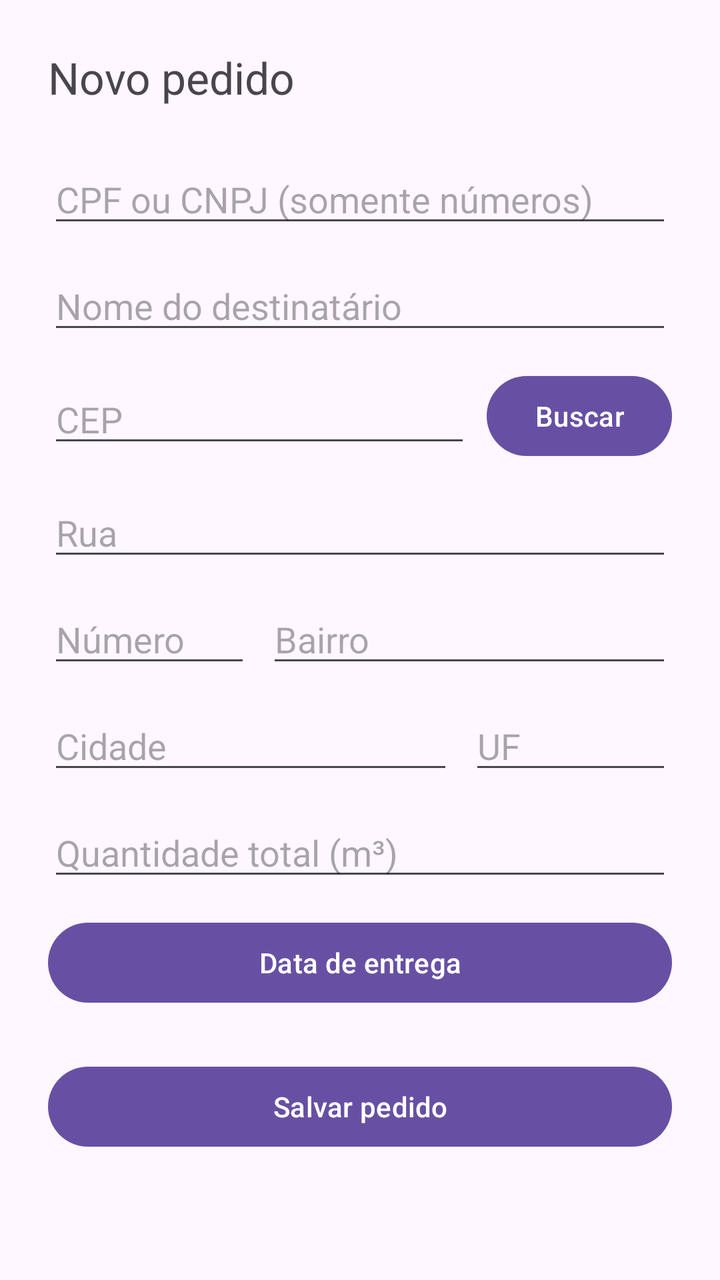
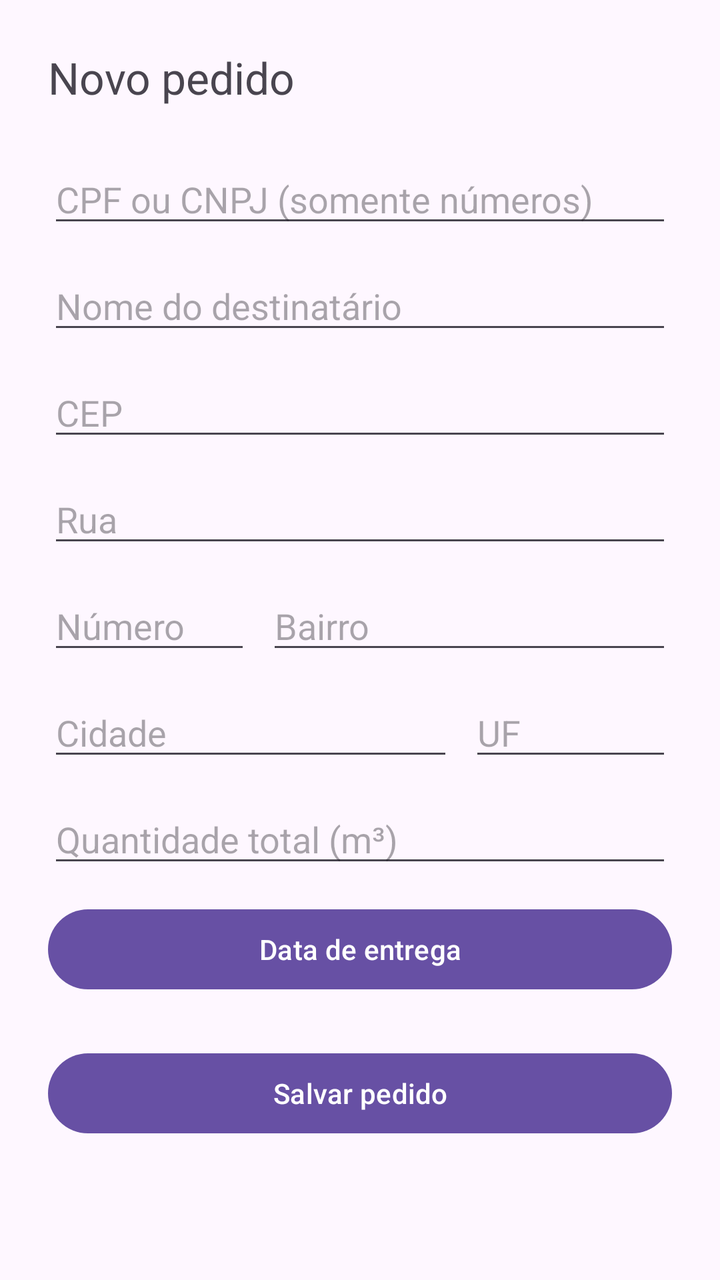

The first picture is an Android layout as it rendered before a commit; the second is the same layout after the commit. The layout source and the unified diff follow.
<!-- AndroidManifest.xml: application theme Theme.Gerencial -->
<!-- res/layout/activity_novo_pedido.xml -->
<?xml version="1.0" encoding="utf-8"?>
<ScrollView xmlns:android="http://schemas.android.com/apk/res/android"
    android:layout_width="match_parent"
    android:layout_height="match_parent">

    <LinearLayout
        android:layout_width="match_parent"
        android:layout_height="wrap_content"
        android:orientation="vertical"
        android:padding="24dp">

        <TextView
            android:layout_width="wrap_content"
            android:layout_height="wrap_content"
            android:text="@string/novo_pedido_titulo"
            android:textSize="22sp"
            android:layout_marginBottom="24dp" />

        <EditText
            android:id="@+id/editDocumento"
            android:layout_width="match_parent"
            android:layout_height="wrap_content"
            android:hint="@string/novo_pedido_hint_documento"
            android:inputType="number"
            android:maxLength="18" />

        <EditText
            android:id="@+id/editNome"
            android:layout_width="match_parent"
            android:layout_height="wrap_content"
            android:layout_marginTop="12dp"
            android:hint="@string/novo_pedido_hint_nome"
            android:inputType="textPersonName|textCapWords" />

        <LinearLayout
            android:layout_width="match_parent"
            android:layout_height="wrap_content"
            android:orientation="horizontal"
            android:layout_marginTop="12dp"
            android:gravity="center_vertical">

            <EditText
                android:id="@+id/editCep"
                android:layout_width="0dp"
                android:layout_height="wrap_content"
                android:layout_weight="1"
                android:hint="@string/novo_pedido_hint_cep"
                android:inputType="number"
                android:maxLength="8" />

            <Button
                android:id="@+id/botaoBuscarCep"
                android:layout_width="wrap_content"
                android:layout_height="wrap_content"
                android:layout_marginStart="8dp"
                android:text="@string/novo_pedido_botao_buscar_cep" />
        </LinearLayout>

        <ProgressBar
            android:id="@+id/progressoCep"
            android:layout_width="wrap_content"
            android:layout_height="wrap_content"
            android:layout_marginTop="8dp"
            android:visibility="gone" />

        <EditText
            android:id="@+id/editRua"
            android:layout_width="match_parent"
            android:layout_height="wrap_content"
            android:layout_marginTop="12dp"
            android:hint="@string/novo_pedido_hint_rua"
            android:inputType="textCapWords" />

        <LinearLayout
            android:layout_width="match_parent"
            android:layout_height="wrap_content"
            android:orientation="horizontal"
            android:layout_marginTop="12dp">

            <EditText
                android:id="@+id/editNumero"
                android:layout_width="0dp"
                android:layout_height="wrap_content"
                android:layout_weight="1"
                android:hint="@string/novo_pedido_hint_numero"
                android:inputType="number" />

            <EditText
                android:id="@+id/editBairro"
                android:layout_width="0dp"
                android:layout_height="wrap_content"
                android:layout_weight="2"
                android:layout_marginStart="8dp"
                android:hint="@string/novo_pedido_hint_bairro"
                android:inputType="textCapWords" />
        </LinearLayout>

        <LinearLayout
            android:layout_width="match_parent"
            android:layout_height="wrap_content"
            android:orientation="horizontal"
            android:layout_marginTop="12dp">

            <EditText
                android:id="@+id/editCidade"
                android:layout_width="0dp"
                android:layout_height="wrap_content"
                android:layout_weight="2"
                android:hint="@string/novo_pedido_hint_cidade"
                android:inputType="textCapWords" />

            <AutoCompleteTextView
                android:id="@+id/editUf"
                android:layout_width="0dp"
                android:layout_height="wrap_content"
                android:layout_weight="1"
                android:layout_marginStart="8dp"
                android:hint="@string/novo_pedido_hint_uf"
                android:inputType="textCapCharacters"
                android:maxLength="2" />
        </LinearLayout>

        <EditText
            android:id="@+id/editQuantidadeM3"
            android:layout_width="match_parent"
            android:layout_height="wrap_content"
            android:layout_marginTop="12dp"
            android:hint="@string/novo_pedido_hint_m3"
            android:inputType="numberDecimal" />

        <Button
            android:id="@+id/botaoDataEntrega"
            android:layout_width="match_parent"
            android:layout_height="wrap_content"
            android:layout_marginTop="12dp"
            android:text="@string/novo_pedido_hint_data_entrega" />

        <Button
            android:id="@+id/botaoSalvar"
            android:layout_width="match_parent"
            android:layout_height="wrap_content"
            android:layout_marginTop="24dp"
            android:text="@string/novo_pedido_botao_salvar" />

        <ProgressBar
            android:id="@+id/progresso"
            android:layout_width="wrap_content"
            android:layout_height="wrap_content"
            android:layout_marginTop="16dp"
            android:visibility="gone" />

        <TextView
            android:id="@+id/textErro"
            android:layout_width="match_parent"
            android:layout_height="wrap_content"
            android:layout_marginTop="12dp"
            android:textColor="#B00020"
            android:gravity="center"
            android:visibility="gone" />

    </LinearLayout>
</ScrollView>
<!-- resources referenced by this layout -->
<resources>
  <string name="novo_pedido_botao_buscar_cep">Buscar</string>
  <string name="novo_pedido_botao_salvar">Salvar pedido</string>
  <string name="novo_pedido_hint_bairro">Bairro</string>
  <string name="novo_pedido_hint_cep">CEP</string>
  <string name="novo_pedido_hint_cidade">Cidade</string>
  <string name="novo_pedido_hint_data_entrega">Data de entrega</string>
  <string name="novo_pedido_hint_documento">CPF ou CNPJ (somente números)</string>
  <string name="novo_pedido_hint_m3">Quantidade total (m³)</string>
  <string name="novo_pedido_hint_nome">Nome do destinatário</string>
  <string name="novo_pedido_hint_numero">Número</string>
  <string name="novo_pedido_hint_rua">Rua</string>
  <string name="novo_pedido_hint_uf">UF</string>
  <string name="novo_pedido_titulo">Novo pedido</string>
  <style name="Theme.Gerencial" parent="Base.Theme.Gerencial" />
  <style name="Base.Theme.Gerencial" parent="Theme.Material3.DayNight.NoActionBar" />
</resources>

<!-- the commit's change to res/layout/activity_novo_pedido.xml (unified diff, before → after) -->
@@ -32,36 +32,14 @@
             android:hint="@string/novo_pedido_hint_nome"
             android:inputType="textPersonName|textCapWords" />
 
-        <LinearLayout
+        <EditText
+            android:id="@+id/editCep"
             android:layout_width="match_parent"
             android:layout_height="wrap_content"
-            android:orientation="horizontal"
             android:layout_marginTop="12dp"
-            android:gravity="center_vertical">
-
-            <EditText
-                android:id="@+id/editCep"
-                android:layout_width="0dp"
-                android:layout_height="wrap_content"
-                android:layout_weight="1"
-                android:hint="@string/novo_pedido_hint_cep"
-                android:inputType="number"
-                android:maxLength="8" />
-
-            <Button
-                android:id="@+id/botaoBuscarCep"
-                android:layout_width="wrap_content"
-                android:layout_height="wrap_content"
-                android:layout_marginStart="8dp"
-                android:text="@string/novo_pedido_botao_buscar_cep" />
-        </LinearLayout>
-
-        <ProgressBar
-            android:id="@+id/progressoCep"
-            android:layout_width="wrap_content"
-            android:layout_height="wrap_content"
-            android:layout_marginTop="8dp"
-            android:visibility="gone" />
+            android:hint="@string/novo_pedido_hint_cep"
+            android:inputType="number"
+            android:maxLength="8" />
 
         <EditText
             android:id="@+id/editRua"
<!-- resource entries referenced after the edit -->
@@ -1,6 +1,5 @@
 <!-- resources referenced by this layout -->
 <resources>
-  <string name="novo_pedido_botao_buscar_cep">Buscar</string>
   <string name="novo_pedido_botao_salvar">Salvar pedido</string>
   <string name="novo_pedido_hint_bairro">Bairro</string>
   <string name="novo_pedido_hint_cep">CEP</string>
